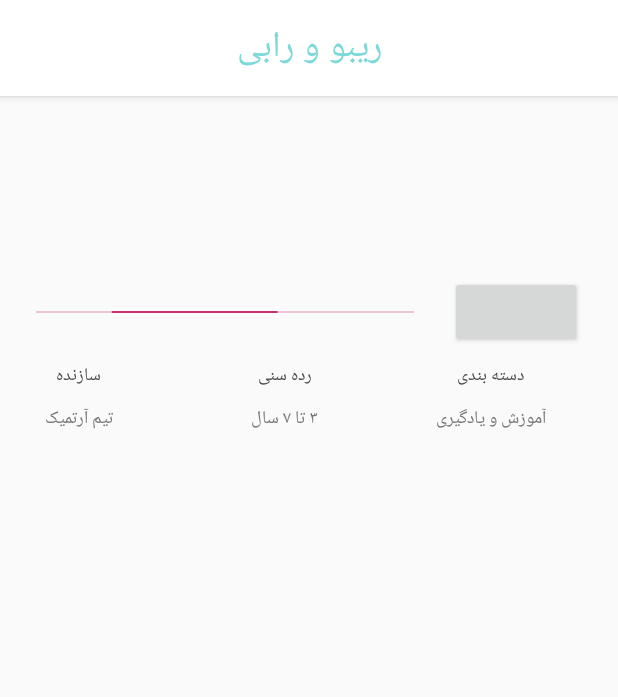
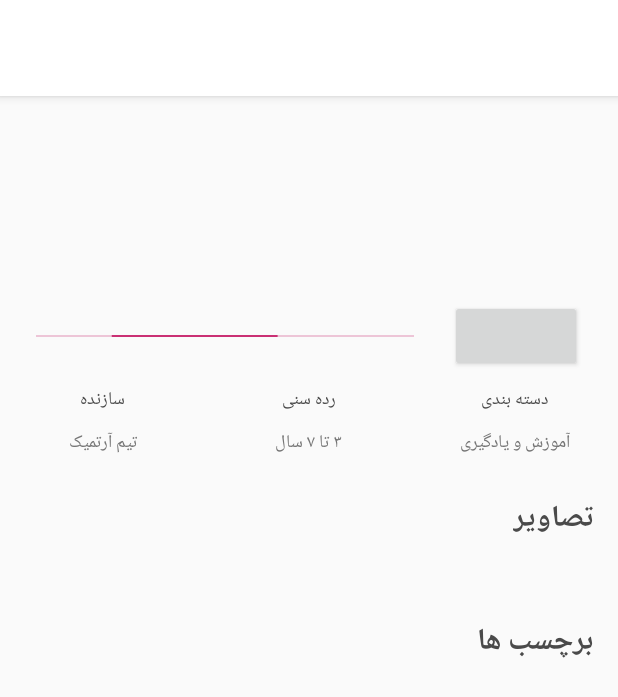
Before and after one commit to Kadouk/Kadouk-Android, an Android app: the fragment ProductPageFragment shown on its own in the app's theme, on a phone screen of 412 x 824 dp. Shown: the top 697 px of the screen. Run offline under Robolectric (Android 15) with nearby library versions, the phone set to English and light mode, and no system bars; pictures from the network do not load; 6 statements that could not run were skipped.

Commit message:
create a demo of productPage, but not complete

```diff
--- a/app/src/main/java/com/kadouk/app/ProductPageFragment.java
+++ b/app/src/main/java/com/kadouk/app/ProductPageFragment.java
@@ -1,14 +1,22 @@
 package com.kadouk.app;
 
+import android.content.Context;
 import android.support.v4.app.Fragment;
 import android.os.Bundle;
+import android.support.v7.app.ActionBar;
 import android.support.v7.widget.LinearLayoutManager;
 import android.support.v7.widget.RecyclerView;
+import android.support.v7.widget.Toolbar;
 import android.util.Log;
 import android.view.LayoutInflater;
 import android.view.View;
 import android.view.ViewGroup;
+import android.widget.ImageView;
 import android.widget.TextView;
+
+import com.bumptech.glide.Glide;
+import com.bumptech.glide.load.engine.DiskCacheStrategy;
+import com.bumptech.glide.request.RequestOptions;
 import com.kadouk.app.model.Content;
 import com.kadouk.app.webService.APIClient;
 import com.kadouk.app.webService.APIInterface;
@@ -22,6 +30,8 @@ public class ProductPageFragment extends Fragment {
     RecyclerView mRecyclerViewProduct;
     RecyclerView.LayoutManager mLayoutManagerProduct;
     List<com.kadouk.app.model.Media> Media;
+    ImageView ImageViewApp;
+    TextView TextViewAppName, TextViewAppDesc, TextViewAppSize, TextViewAppCost;
 
     public ProductPageFragment() {
 
@@ -34,13 +44,28 @@ public class ProductPageFragment extends Fragment {
 
         String name = getArguments().getString("name");
         String id = getArguments().getString("appId");
-        TextView appName = view.findViewById(R.id.product_page_txv_app_name);
+        TextView appName = view.findViewById(R.id.product_toolbar_title);
         appName.setText(name);
+
+        ImageViewApp = view.findViewById(R.id.product_img_app);
+        TextViewAppName = view.findViewById(R.id.product_txv_app_name);
+        TextViewAppDesc = view.findViewById(R.id.product_txv_app_desc);
+        TextViewAppSize = view.findViewById(R.id.product_txv_app_size);
+        TextViewAppCost = view.findViewById(R.id.product_txv_app_cost);
 
         mRecyclerViewProduct = view.findViewById(R.id.recycler_screenshots);
         mRecyclerViewProduct.setHasFixedSize(true);
         mLayoutManagerProduct = new LinearLayoutManager(getContext(), LinearLayoutManager.HORIZONTAL, false);
         mRecyclerViewProduct.setLayoutManager(mLayoutManagerProduct);
+
+        Toolbar toolbar = view.findViewById(R.id.product_toolbar);
+        ((MainActivity)getActivity()).setSupportActionBar(toolbar);
+        ((MainActivity)getActivity()).getSupportActionBar().setDisplayShowTitleEnabled(false);
+        //((MainActivity)getActivity()).showUpButton();
+        ActionBar actionBar = ((MainActivity)getActivity()).getSupportActionBar();
+        if (actionBar != null) {
+            actionBar.setDisplayHomeAsUpEnabled(true);
+        }
 
         getAppData(Integer.parseInt(id));
         return view;
@@ -53,6 +78,21 @@ public class ProductPageFragment extends Fragment {
         call.enqueue(new Callback<Content>() {
             @Override
             public void onResponse(Call<Content> call, Response<Content> response) {
+                String appImageUrl ="http://kadouk.com/kadouk/public/api/download/image/" + response.body().getImage();
+                //Log.i("appImageUrl",appImageUrl);
+
+                Glide
+                        .with(getContext())
+                        .load(appImageUrl)
+                        .apply(new RequestOptions()
+                                .diskCacheStrategy(DiskCacheStrategy.ALL))
+                        .into(ImageViewApp);
+
+                TextViewAppName.setText(response.body().getName());
+                TextViewAppDesc.setText(response.body().getDesc());
+                TextViewAppSize.setText(response.body().getSize());
+                TextViewAppCost.setText(response.body().getCost());
+
                 Media = response.body().getMedia();
                 mRecyclerViewProduct.setAdapter(new ProductScreenshotsAdapter(getContext(), response.body().getMedia()));
             }
--- a/app/src/main/java/com/kadouk/app/ShowCategoryFragment.java
+++ b/app/src/main/java/com/kadouk/app/ShowCategoryFragment.java
@@ -51,7 +51,7 @@ public class ShowCategoryFragment extends Fragment {
         String id = getArguments().getString("id");
         Log.i("passs",id);
         //toolbarTitle.setText(name);
-        Toolbar toolbar = view.findViewById(R.id.toolbar);
+        Toolbar toolbar = view.findViewById(R.id.show_category_toolbar);
         ((MainActivity)getActivity()).setSupportActionBar(toolbar);
         ((MainActivity)getActivity()).getSupportActionBar().setDisplayShowTitleEnabled(false);
         //((MainActivity)getActivity()).showUpButton();
--- a/app/src/main/res/layout/content_screenshots_item.xml
+++ b/app/src/main/res/layout/content_screenshots_item.xml
@@ -13,7 +13,7 @@
         <ImageView
             android:id="@+id/product_screenshots"
             android:layout_width="@dimen/screenshots_width"
-            android:layout_height="@dimen/screenshots_width"
+            android:layout_height="@dimen/screenshots_height"
             android:layout_centerHorizontal="true"
             android:layout_marginBottom="@dimen/space_single"
             android:layout_marginLeft="@dimen/space_single"
--- a/app/src/main/res/layout/fragment_product_page.xml
+++ b/app/src/main/res/layout/fragment_product_page.xml
@@ -15,52 +15,56 @@
         android:background="@color/bg">
 
         <TextView
-            android:id="@+id/game_toolbar_title"
+            android:id="@+id/product_toolbar_title"
             style="@style/productToolbarTitle"
             android:text="ریبو و رابی" />
     </android.support.v7.widget.Toolbar>
+
+    <ScrollView
+        android:layout_width="match_parent"
+        android:layout_height="match_parent"
+        android:fillViewport="true"
+        android:scrollbars="none">
+
+        <LinearLayout
+            android:layout_width="match_parent"
+            android:layout_height="wrap_content"
+            android:orientation="vertical">
 
             <LinearLayout
                 android:layout_width="match_parent"
                 android:layout_height="wrap_content"
                 android:layout_marginBottom="@dimen/space_single"
-        android:layout_marginTop="@dimen/space_double"
+                android:layout_marginTop="@dimen/space_large"
                 android:orientation="horizontal">
 
                 <LinearLayout
                     android:layout_width="0dp"
                     android:layout_height="match_parent"
                     android:layout_gravity="end"
-            android:layout_weight="0.7"
+                    android:layout_weight="1"
                     android:orientation="vertical">
 
                     <TextView
-                android:id="@+id/txv_app_name"
+                        android:id="@+id/product_txv_app_name"
                         style="@style/ProductNameTextView" />
 
                     <TextView
-                android:id="@+id/txv_app_desc"
+                        android:id="@+id/product_txv_app_desc"
                         style="@style/ProductDetailsTextView" />
 
                     <TextView
-                android:id="@+id/txv_app_size"
+                        android:id="@+id/product_txv_app_size"
                         style="@style/ProductDetailsTextView" />
 
                     <TextView
-                android:id="@+id/txv_app_cost"
+                        android:id="@+id/product_txv_app_cost"
                         style="@style/ProductDetailsTextView"/>
 
                 </LinearLayout>
 
-        <LinearLayout
-            android:layout_width="0dp"
-            android:layout_height="wrap_content"
-            android:layout_weight="0.3"
-            android:gravity="end"
-            android:orientation="horizontal">
-
                 <ImageView
-                android:id="@+id/img_app"
+                    android:id="@+id/product_img_app"
                     android:layout_width="@dimen/list_image"
                     android:layout_height="@dimen/list_image"
                     android:layout_marginEnd="@dimen/space_double"
@@ -68,12 +72,12 @@
                     android:contentDescription="@string/app_icon" />
 
             </LinearLayout>
-    </LinearLayout>
 
             <LinearLayout
                 android:layout_width="match_parent"
                 android:layout_height="wrap_content"
                 android:orientation="horizontal"
+                android:layout_marginTop="@dimen/space_single"
                 android:gravity="right">
 
                 <ProgressBar
@@ -90,7 +94,7 @@
                 <Button
                     android:layout_width="wrap_content"
                     android:layout_height="wrap_content"
-            android:layout_marginRight="@dimen/space_large" />
+                    android:layout_marginRight="@dimen/space_large"/>
 
             </LinearLayout>
 
@@ -159,11 +163,25 @@
                 </LinearLayout>
 
             </LinearLayout>
+
+            <TextView
+                android:id="@+id/txv_app_screenshots"
+                style="@style/ProductNameTextView"
+                android:layout_marginTop="@dimen/space_large"
+                android:text="@string/images"/>
+
             <android.support.v7.widget.RecyclerView
                 android:id="@+id/recycler_screenshots"
-        style="@style/recyclerView"
-        android:layout_alignParentLeft="true"
-        android:layout_alignParentStart="true"
-        android:layout_below="@+id/product_toolbar" />
+                android:layout_width="match_parent"
+                android:layout_height="wrap_content"
+                android:layout_marginTop="@dimen/space_large"/>
+
+            <TextView
+                android:id="@+id/txv_app_tags"
+                style="@style/ProductNameTextView"
+                android:layout_marginTop="@dimen/space_large"
+                android:text="@string/tags"/>
 
         </LinearLayout>
+    </ScrollView>
+</LinearLayout>
--- a/app/src/main/res/values/dimens.xml
+++ b/app/src/main/res/values/dimens.xml
@@ -8,7 +8,8 @@
     <dimen name="space_large">24dp</dimen>
 
     <dimen name="list_image">96dp</dimen>
-    <dimen name="screenshots_width">150dp</dimen>
+    <dimen name="screenshots_width">320dp</dimen>
+    <dimen name="screenshots_height">183dp</dimen>
     <dimen name="profile_pic">48dp</dimen>
     <dimen name="zero">0dp</dimen>
     <dimen name="xlarge">64dp</dimen>
--- a/app/src/main/res/values/strings.xml
+++ b/app/src/main/res/values/strings.xml
@@ -131,5 +131,7 @@
     <string name="producer">سازنده</string>
     <string name="ages">رده سنی</string>
     <string name="category">دسته بندی</string>
+    <string name="images">تصاویر</string>
+    <string name="tags">برچسب ها</string>
 
 </resources>
--- a/app/src/main/res/values/styles.xml
+++ b/app/src/main/res/values/styles.xml
@@ -5,6 +5,7 @@
         <item name="colorPrimary">@color/colorPrimary</item>
         <item name="colorPrimaryDark">@color/colorPrimaryDark</item>
         <item name="colorAccent">@color/colorAccent</item>
+        <item name="android:homeAsUpIndicator">@mipmap/ic_upbutton</item>
     </style>
 
     <style name="toolbar" parent="AppTheme" >
@@ -120,7 +121,6 @@
 
     <style name="ProductProfileTextView" parent="textView">
         <item name="android:layout_gravity">center_horizontal</item>
-        <item name="android:layout_marginRight">@dimen/space_double</item>
         <item name="android:textSize">12sp</item>
         <item name="android:textColor">@color/textPrimary</item>
         <item name="android:layout_marginTop">@dimen/space_single</item>
```
Also changed, not shown: app/src/main/res/layout/fragment_show_category.xml (+5 -7 lines). Lines whose indentation alone changed are shown as unchanged.
